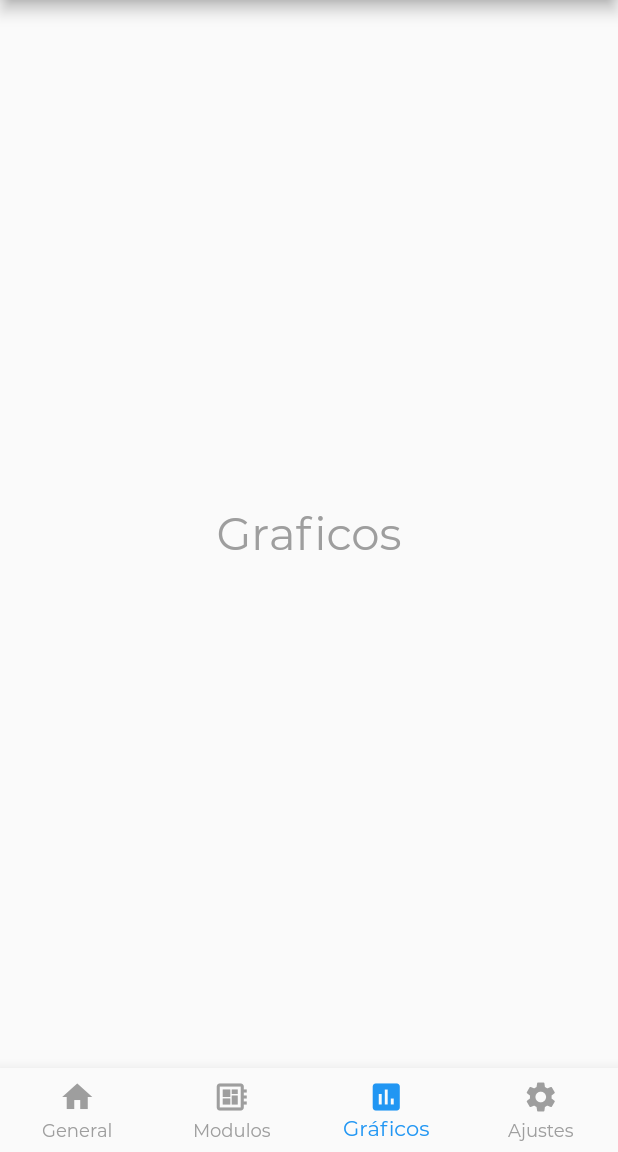
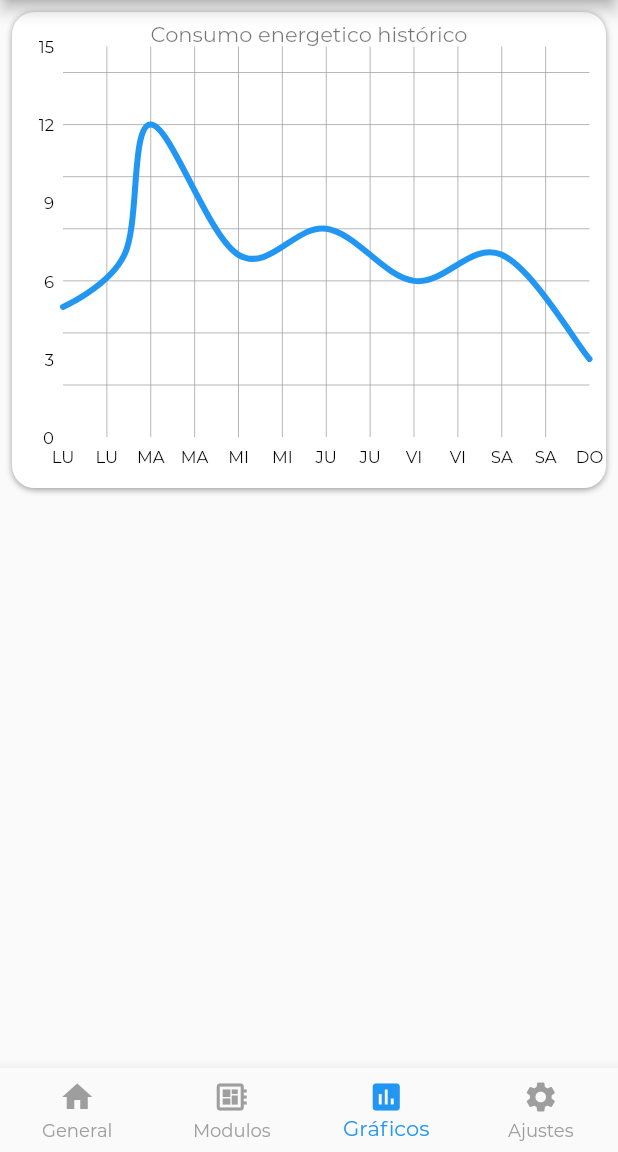
Before and after one commit to Rafdal/project-flutter-audat, a Flutter app: the DeviceMenuPage screen opened directly, swiped to page 3, on a phone screen of 412 x 824 dp, the part 84-1236 px from its top. Run offline on Flutter 3.47's test engine with Material 2 defaults, Android fonts, the phone set to English and light mode, and no system bars; drawn by our look-alikes of fl_chart; our stand-ins replace flutter_spinkit, get_it; network calls fail.

Commit message:
Charts working

```diff
--- a/lib/frontend/screens/Devices/devices_menu_page/devices_menu_page.dart
+++ b/lib/frontend/screens/Devices/devices_menu_page/devices_menu_page.dart
@@ -1,6 +1,7 @@
 import 'package:flutter/material.dart';
 import 'package:test_flutter_websockets/testing/ComandosPageTest.dart';
 import 'package:test_flutter_websockets/testing/GeneralPageTest.dart';
+import 'package:test_flutter_websockets/testing/GraficosPageTest.dart';
 import 'package:test_flutter_websockets/testing/ModulosTestPage.dart';
 
 
@@ -75,7 +76,8 @@ class _DeviceMenuPageState extends State<DeviceMenuPage> {
               // Container(child: Center(child: Text('General', style: TextStyle(fontSize: 30, color: Colors.grey),),),),
               ModulosTestPage(),
               // Container(child: Center(child: Text('Modulos', style: TextStyle(fontSize: 30, color: Colors.grey),),),),
-              Container(child: Center(child: Text('Graficos', style: TextStyle(fontSize: 30, color: Colors.grey),),),),
+              // Container(child: Center(child: Text('Graficos', style: TextStyle(fontSize: 30, color: Colors.grey),),),),
+              GraficosPageTest(),
               Container(child: Center(child: Text('Ajustes', style: TextStyle(fontSize: 30, color: Colors.grey),),),),
             ],
           ),
--- a/lib/frontend/screens/home_page/home_page.dart
+++ b/lib/frontend/screens/home_page/home_page.dart
@@ -63,7 +63,7 @@ class _HomePageState extends State<HomePage> {
               color: Colors.white, //.withOpacity(0.2),
               child: Padding(
                 padding: const EdgeInsets.only(top: 18.0, left: 18, bottom: 14),
-                child: AppBarTitle(title: 'App',),
+                child: AppBarTitle(title: 'App', size: 38, titleSize: 30,),
               ),
             ),
             // Divider(thickness: 1.5,),
--- a/lib/frontend/screens/home_page/widgets/AppBarTitle.dart
+++ b/lib/frontend/screens/home_page/widgets/AppBarTitle.dart
@@ -1,7 +1,7 @@
 import 'package:flutter/material.dart';
 
 class AppBarTitle extends StatelessWidget {
-  const AppBarTitle({Key key, this.title}) : super(key: key);
+  const AppBarTitle({Key key, this.title, this.size = 32, this.titleSize = 24}) : super(key: key);
 
   final Shadow shadow = const Shadow(
     color: Colors.black54,
@@ -9,7 +9,8 @@ class AppBarTitle extends StatelessWidget {
     blurRadius: 3
   );
 
-  final double size = 32;
+  final double size;
+  final double titleSize;
   final String title;
 
   @override
@@ -32,7 +33,7 @@ class AppBarTitle extends StatelessWidget {
           fontFamily: 'Montserrat',
           fontStyle: FontStyle.italic,
           letterSpacing: -0.5,
-          fontSize: 24,
+          fontSize: titleSize,
           color: Colors.grey.withOpacity(0.5),
           // shadows: [shadow]
         )),
--- /dev/null
+++ b/lib/testing/GraficosPageTest.dart
@@ -0,0 +1,130 @@
+import 'package:fl_chart/fl_chart.dart';
+import 'package:flutter/material.dart';
+
+
+
+class GraficosPageTest extends StatefulWidget {
+  @override
+  _GraficosPageTestState createState() => _GraficosPageTestState();
+}
+
+class _GraficosPageTestState extends State<GraficosPageTest> {
+  @override
+  Widget build(BuildContext context) {
+    return SafeArea(
+      child: Padding(
+        padding: const EdgeInsets.all(8.0),
+        child: Column(
+          mainAxisSize: MainAxisSize.min,
+          children: <Widget>[
+            Container(
+              decoration: BoxDecoration(
+                color: Colors.white,
+                boxShadow: [
+                  BoxShadow(color: Colors.grey, offset: Offset(0, 1), blurRadius: 3),
+                ],
+                borderRadius: BorderRadius.circular(15),
+              ),
+              child: Padding(
+                padding: const EdgeInsets.all(6.0),
+                child: Row(
+                  children: <Widget>[
+                    Expanded(
+                      child: Container(
+                        child: Column(
+                          crossAxisAlignment: CrossAxisAlignment.center,
+                          children: <Widget>[
+                            Text('Consumo energetico histórico', style: TextStyle(color: Colors.black54),),
+                            Row(
+                              children: <Widget>[
+                                Expanded(
+                                  child: Padding(
+                                    padding: const EdgeInsets.only(right: 5.0),
+                                    child: LineChart(
+                                      LineChartData(
+                                        minY: 0,
+                                        maxY: 15,
+                                        titlesData: FlTitlesData(
+                                          leftTitles: SideTitles(
+                                            interval: 3,
+                                            showTitles: true
+                                          ),
+                                          bottomTitles: SideTitles(
+                                            showTitles: true,
+                                            getTitles: (value) {
+                                              switch (value.toInt()) {
+                                                case 0:
+                                                  return 'LU';
+                                                case 1:
+                                                  return 'MA';
+                                                case 2:
+                                                  return 'MI';
+                                                case 3:
+                                                  return 'JU';
+                                                case 4:
+                                                  return 'VI';
+                                                case 5:
+                                                  return 'SA';
+                                                case 6:
+                                                  return 'DO';
+                                              }
+                                              return '';
+                                            },
+                                          )
+                                        ),
+                                        borderData: FlBorderData(
+                                          show: false,
+                                        ),
+                                        gridData: FlGridData(
+                                          // show: false,
+                                          horizontalInterval: 2
+                                        ),
+                                        lineBarsData: [
+                                          LineChartBarData(
+                                            isStrokeCapRound: true,
+                                            shadow: Shadow(
+                                              color: Colors.grey,
+                                              offset: Offset(0, 1),
+                                              blurRadius: 3,
+                                            ),
+                                            barWidth: 4,
+                                            isCurved: true,
+                                            colors: [
+                                              Colors.blue,
+                                            ],
+                                            dotData: FlDotData(
+                                              show: false,
+                                            ),
+                                            spots: [
+                                              FlSpot(0, 5),
+                                              FlSpot(0.7, 7),
+                                              FlSpot(1, 12),
+                                              FlSpot(2, 7),
+                                              FlSpot(3, 8),
+                                              FlSpot(4, 6),
+                                              FlSpot(5, 7),
+                                              FlSpot(6, 3),
+                                            ]
+                                          )
+                                        ]
+                                      ),
+                                      // swapAnimationDuration: const Duration(milliseconds: 250),
+                                    ),
+                                  )
+                                ),
+                              ],
+                            ),
+                          ],
+                        ),
+                      ),
+                    ),
+                  ],
+                ),
+              ),
+            ),
+          ]
+        ),
+      )
+    );
+  }
+}
--- a/pubspec.yaml
+++ b/pubspec.yaml
@@ -26,8 +26,8 @@ dependencies:
 
   flutter_spinkit: "^4.1.2"
   socket_io_client: ^0.9.10
-  http: ^0.12.2
-  get_it: ^4.0.4
+  get_it: ^4.0.4  # ! Usado para poder compartir un objeto de forma globlal entre distintos Widgets
+  fl_chart: ^0.11.0
 
   # The following adds the Cupertino Icons font to your application.
   # Use with the CupertinoIcons class for iOS style icons.
```
Also changed, not shown: pubspec.lock.
